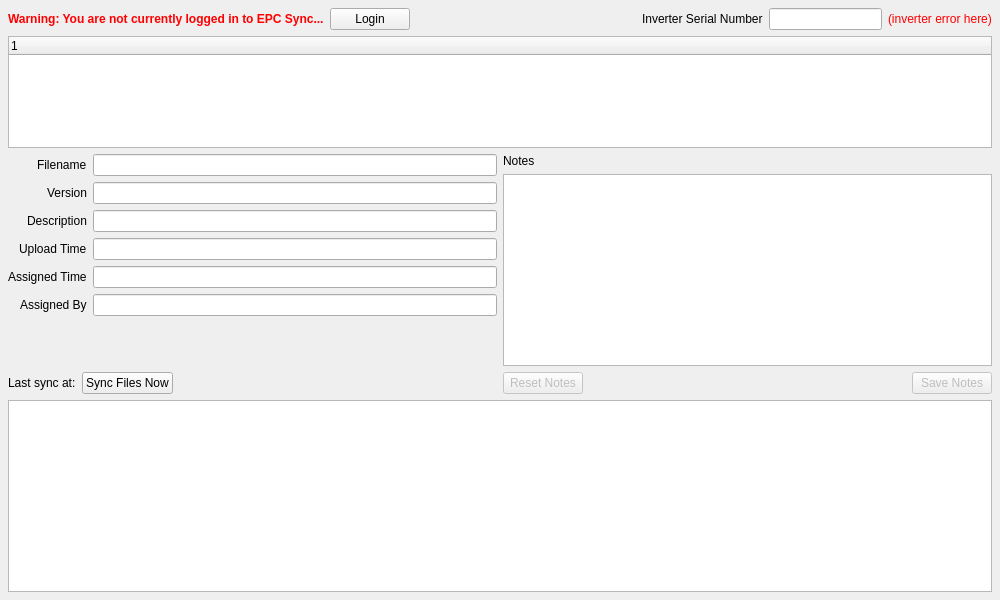
This is epyqlib/tabs/files/filesview.ui in epcpower/stlib as Qt 5 draws it before an edit. The edited form follows.
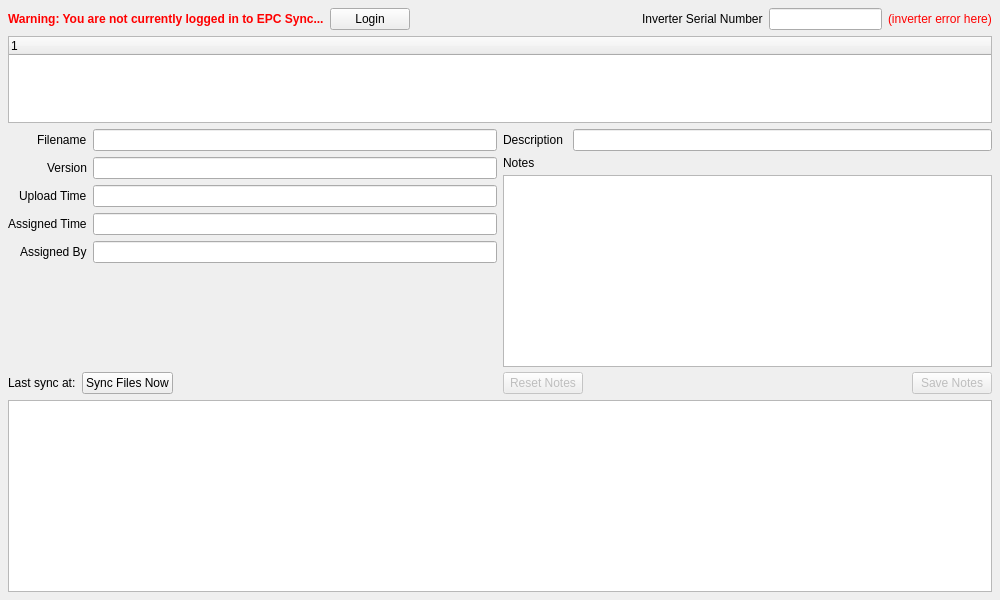
This is the edited form.

Commit message: Let the user update the description as well as the notes on files.

Patch:
```diff
--- a/epyqlib/tabs/files/filesview.ui
+++ b/epyqlib/tabs/files/filesview.ui
@@ -119,40 +119,40 @@
              </property>
             </widget>
            </item>
-           <item row="3" column="0">
+           <item row="2" column="1">
+            <widget class="QLineEdit" name="upload_time">
+             <property name="enabled">
+              <bool>true</bool>
+             </property>
+             <property name="sizePolicy">
+              <sizepolicy hsizetype="Expanding" vsizetype="Fixed">
+               <horstretch>1</horstretch>
+               <verstretch>0</verstretch>
+              </sizepolicy>
+             </property>
+             <property name="cursor">
+              <cursorShape>ArrowCursor</cursorShape>
+             </property>
+             <property name="readOnly">
+              <bool>true</bool>
+             </property>
+            </widget>
+           </item>
+           <item row="2" column="0">
             <widget class="QLabel" name="label_2">
              <property name="text">
               <string>Upload Time</string>
              </property>
             </widget>
            </item>
-           <item row="3" column="1">
-            <widget class="QLineEdit" name="upload_time">
-             <property name="enabled">
-              <bool>true</bool>
-             </property>
-             <property name="sizePolicy">
-              <sizepolicy hsizetype="Expanding" vsizetype="Fixed">
-               <horstretch>1</horstretch>
-               <verstretch>0</verstretch>
-              </sizepolicy>
-             </property>
-             <property name="cursor">
-              <cursorShape>ArrowCursor</cursorShape>
-             </property>
-             <property name="readOnly">
-              <bool>true</bool>
-             </property>
-            </widget>
-           </item>
-           <item row="4" column="0">
+           <item row="3" column="0">
             <widget class="QLabel" name="label_3">
              <property name="text">
               <string>Assigned Time</string>
              </property>
             </widget>
            </item>
-           <item row="4" column="1">
+           <item row="3" column="1">
             <widget class="QLineEdit" name="assigned_time">
              <property name="enabled">
               <bool>true</bool>
@@ -171,14 +171,14 @@
              </property>
             </widget>
            </item>
-           <item row="5" column="0">
+           <item row="4" column="0">
             <widget class="QLabel" name="label_4">
              <property name="text">
               <string>Assigned By</string>
              </property>
             </widget>
            </item>
-           <item row="5" column="1">
+           <item row="4" column="1">
             <widget class="QLineEdit" name="assigned_by">
              <property name="enabled">
               <bool>true</bool>
@@ -197,20 +197,6 @@
              </property>
             </widget>
            </item>
-           <item row="2" column="0">
-            <widget class="QLabel" name="label_5">
-             <property name="text">
-              <string>Description</string>
-             </property>
-            </widget>
-           </item>
-           <item row="2" column="1">
-            <widget class="QLineEdit" name="description">
-             <property name="readOnly">
-              <bool>true</bool>
-             </property>
-            </widget>
-           </item>
           </layout>
          </item>
          <item>
@@ -271,7 +257,7 @@
        <item>
         <layout class="QVBoxLayout" name="verticalLayout_2">
          <property name="spacing">
-          <number>-1</number>
+          <number>5</number>
          </property>
          <item>
           <spacer name="verticalSpacer_2">
@@ -286,11 +272,48 @@
            </property>
           </spacer>
          </item>
+         <item>
+          <layout class="QHBoxLayout" name="horizontalLayout">
+           <item>
+            <widget class="QLabel" name="label_5">
+             <property name="text">
+              <string>Description</string>
+             </property>
+            </widget>
+           </item>
+           <item>
+            <spacer name="horizontalSpacer_2">
+             <property name="orientation">
+              <enum>Qt::Horizontal</enum>
+             </property>
+             <property name="sizeType">
+              <enum>QSizePolicy::Fixed</enum>
+             </property>
+             <property name="sizeHint" stdset="0">
+              <size>
+               <width>5</width>
+               <height>5</height>
+              </size>
+             </property>
+            </spacer>
+           </item>
+           <item>
+            <widget class="QLineEdit" name="description">
+             <property name="readOnly">
+              <bool>false</bool>
+             </property>
+            </widget>
+           </item>
+          </layout>
+         </item>
          <item>
           <widget class="QLabel" name="label">
            <property name="text">
             <string>Notes</string>
            </property>
+           <property name="margin">
+            <number>0</number>
+           </property>
           </widget>
          </item>
          <item>
```
The commit also changes 3 other files.
